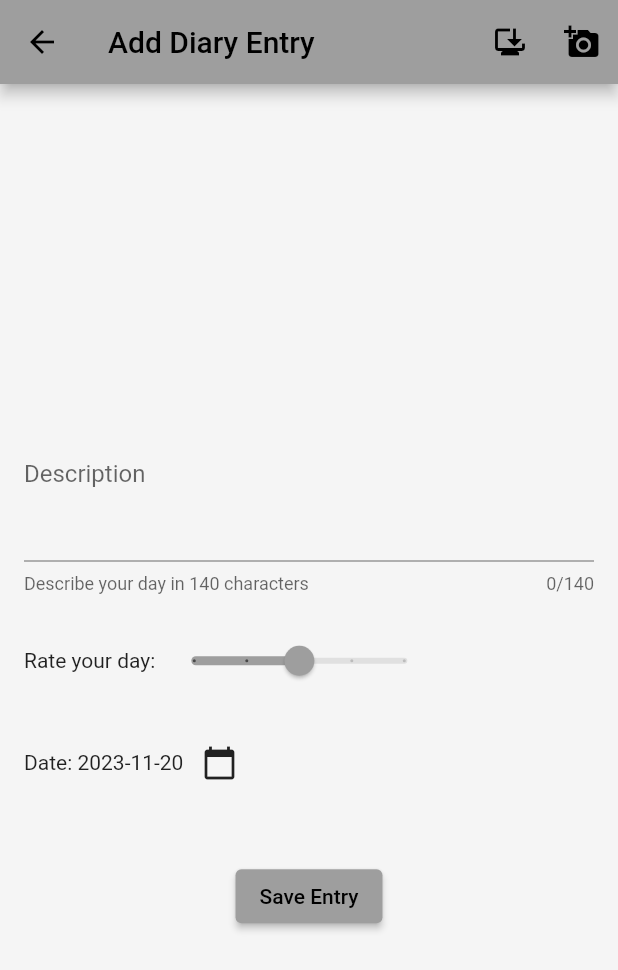
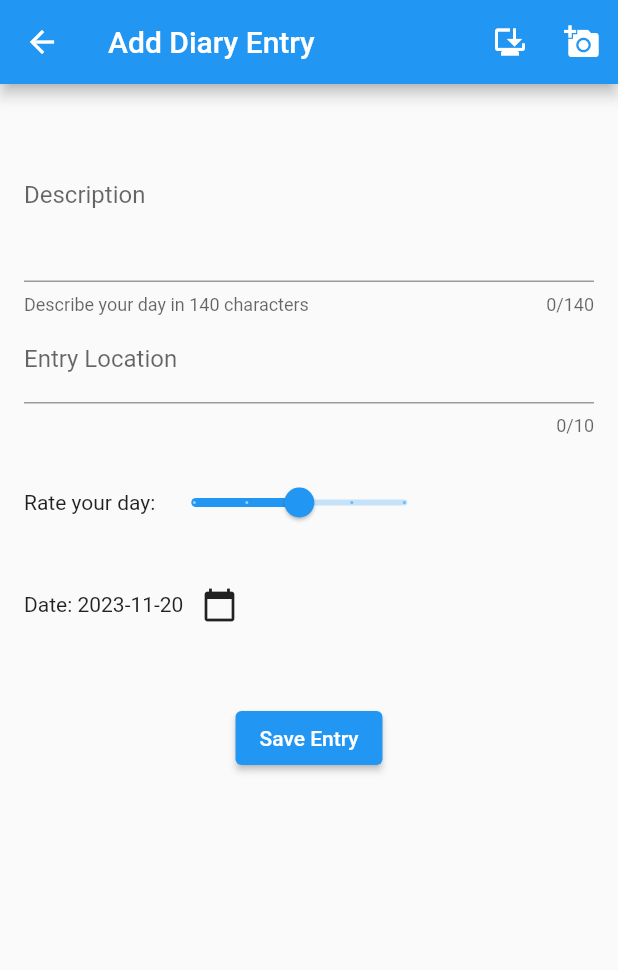
Before and after one commit to rwlush/diary-app-firebase, a Flutter app: the screen it shows once a user with an empty profile is signed in, after a tap on the "add" icon, on a phone screen of 412 x 824 dp. Shown: the top 970 px of the screen. Run offline on Flutter 3.47's test engine with Material 2 defaults, Android fonts, the phone set to English and light mode, and no system bars; our stand-ins replace cloud_firestore, firebase_auth, firebase_core, firebase_storage, image_picker; missing offline and left inert: firebase_ui_auth, firebase_ui_oauth_google; accounts and stored records are empty.

Commit message:
-Added google auth, doesn't work on android -Added light/dark mode toggle -Added location tag -Minor bug fixes

```diff
--- a/lib/auth_gate.dart
+++ b/lib/auth_gate.dart
@@ -1,5 +1,6 @@
 import 'package:firebase_auth/firebase_auth.dart' hide EmailAuthProvider;
 import 'package:firebase_ui_auth/firebase_ui_auth.dart';
+import 'package:firebase_ui_oauth_google/firebase_ui_oauth_google.dart';
 import 'package:flutter/material.dart';
 
 import 'views/diary_view.dart';
@@ -16,6 +17,9 @@ class AuthGate extends StatelessWidget {
           return SignInScreen(
             providers: [
               EmailAuthProvider(),
+              GoogleProvider(
+                  clientId:
+                      "964160602034-qc44alhod6lmp9m5afku6cssjnkib9fc.apps.googleusercontent.com")
             ],
           );
         }
--- a/lib/main.dart
+++ b/lib/main.dart
@@ -2,14 +2,38 @@ import 'package:dear_diary/auth_gate.dart';
 import 'package:dear_diary/firebase_options.dart';
 import 'package:flutter/material.dart';
 import 'package:firebase_core/firebase_core.dart';
+import 'package:provider/provider.dart';
 
 Future<void> main() async {
   WidgetsFlutterBinding.ensureInitialized();
   await Firebase.initializeApp(
     options: DefaultFirebaseOptions.currentPlatform,
   );
-  runApp(MainApp());
+  runApp(ChangeNotifierProvider(
+      create: (context) => ThemeProvider(), child: MainApp()));
 }
+
+class ThemeProvider extends ChangeNotifier {
+
+  //Switching between default light and dark themes
+  ThemeData _currentTheme = ThemeData.light();
+
+  ThemeData get currentTheme => _currentTheme;
+
+  void toggleTheme() {
+    _currentTheme = _currentTheme == ThemeData.light()
+        ? ThemeData.dark()
+        : ThemeData.light();
+    notifyListeners();
+  }
+}
+
+/*ThemeData(
+        scaffoldBackgroundColor: Colors.grey.shade100,
+        primarySwatch: Colors.grey,
+        // scaffoldBackgroundColor: Colors.deepOrange.shade100,
+        // primarySwatch: Colors.deepOrange,
+      ),*/
 
 class MainApp extends StatelessWidget {
   const MainApp({super.key});
@@ -17,12 +41,7 @@ class MainApp extends StatelessWidget {
   Widget build(BuildContext context) {
     return MaterialApp(
       debugShowCheckedModeBanner: false,
-      theme: ThemeData(
-        scaffoldBackgroundColor: Colors.grey.shade100,
-        primarySwatch: Colors.grey,
-        // scaffoldBackgroundColor: Colors.deepOrange.shade100,
-        // primarySwatch: Colors.deepOrange,
-      ),
+      theme: Provider.of<ThemeProvider>(context).currentTheme,
       home: AuthGate(),
     );
   }
--- a/lib/model/diary_entry.dart
+++ b/lib/model/diary_entry.dart
@@ -5,11 +5,13 @@ class DiaryEntry {
   final DateTime date;
   final String description;
   final int rating;
+  final String? location;
   final String? imagePath;
 
   DiaryEntry(
       {this.id,
       this.imagePath,
+      this.location,
       required this.date,
       required this.description,
       required this.rating});
@@ -19,6 +21,7 @@ class DiaryEntry {
       'date': Timestamp.fromDate(date),
       'description': description,
       'rating': rating,
+      'location': location,
       'imagePath': imagePath
     };
   }
@@ -30,6 +33,7 @@ class DiaryEntry {
         date: DateTime.parse(map['date'].toDate().toString()),
         description: map['description'],
         rating: map['rating'],
+        location: map['location'],
         imagePath: map['imagePath']);
   }
 }
--- a/lib/views/add_entry_view.dart
+++ b/lib/views/add_entry_view.dart
@@ -19,6 +19,7 @@ class _AddEntryViewState extends State<AddEntryView> {
   final ImagePicker _picker = ImagePicker();
   XFile? _image;
   late TextEditingController _descriptionController;
+  late TextEditingController _locationController;
   late int _rating;
   late DateTime _selectedDate;
   late String? existingImagePath;
@@ -32,6 +33,7 @@ class _AddEntryViewState extends State<AddEntryView> {
         DateTime(DateTime.now().year, DateTime.now().month, DateTime.now().day);
     _descriptionController =
         TextEditingController(text: widget.entry?.description);
+    _locationController = TextEditingController(text: widget.entry?.location);
   }
 
   Future<void> _pickImageFromGallery() async {
@@ -64,6 +66,7 @@ class _AddEntryViewState extends State<AddEntryView> {
 
   void _saveEntry() async {
     final String description = _descriptionController.text;
+    String? location = _locationController.text;
     String? imagePath;
     if (description.isEmpty) {
       ScaffoldMessenger.of(context).showSnackBar(
@@ -84,6 +87,7 @@ class _AddEntryViewState extends State<AddEntryView> {
       date: _selectedDate,
       description: description,
       rating: _rating,
+      location: location,
       imagePath: imagePath,
     );
 
@@ -98,7 +102,8 @@ class _AddEntryViewState extends State<AddEntryView> {
 
   void _updateEntry() async {
     final String description = _descriptionController.text;
-    String? updatedImagePath;
+    String? location = _locationController.text;
+    String? updatedImagePath = widget.entry?.imagePath;
     if (description.isEmpty) {
       ScaffoldMessenger.of(context).showSnackBar(
         const SnackBar(content: Text('Description cannot be empty')),
@@ -124,6 +129,7 @@ class _AddEntryViewState extends State<AddEntryView> {
       date: _selectedDate,
       description: description,
       rating: _rating,
+      location: location,
       imagePath: updatedImagePath,
     );
 
@@ -158,7 +164,8 @@ class _AddEntryViewState extends State<AddEntryView> {
             ? Text('Add Diary Entry')
             : Text('Edit Diary Entry'),
       ),
-      body: Padding(
+      body: SingleChildScrollView(
+        child: Padding(
           padding: const EdgeInsets.all(16.0),
           child: Column(
             mainAxisAlignment: MainAxisAlignment.center,
@@ -166,12 +173,20 @@ class _AddEntryViewState extends State<AddEntryView> {
               TextField(
                 controller: _descriptionController,
                 maxLength: 140,
-              maxLines: 4, // This allows for multiple lines
-              keyboardType: TextInputType
-                  .multiline, // This sets up the keyboard for multiline input
+                maxLines: 4,
+                keyboardType: TextInputType.multiline,
                 decoration: const InputDecoration(
                   labelText: 'Description',
                   helperText: 'Describe your day in 140 characters',
+                ),
+              ),
+              TextField(
+                controller: _locationController,
+                maxLength: 10,
+                maxLines: 1,
+                keyboardType: TextInputType.text,
+                decoration: const InputDecoration(
+                  labelText: 'Entry Location',
                 ),
               ),
               const SizedBox(height: 20),
@@ -218,7 +233,8 @@ class _AddEntryViewState extends State<AddEntryView> {
                               ? Text(
                                   "Stored Image",
                                   style: TextStyle(
-                                    fontSize: 12, fontWeight: FontWeight.bold),
+                                      fontSize: 12,
+                                      fontWeight: FontWeight.bold),
                                 )
                               : Container(),
                           SizedBox(
@@ -240,7 +256,8 @@ class _AddEntryViewState extends State<AddEntryView> {
                               ? Text(
                                   "Selected Image",
                                   style: TextStyle(
-                                    fontSize: 12, fontWeight: FontWeight.bold),
+                                      fontSize: 12,
+                                      fontWeight: FontWeight.bold),
                                 )
                               : Container(),
                           SizedBox(
@@ -268,6 +285,9 @@ class _AddEntryViewState extends State<AddEntryView> {
               const SizedBox(height: 20),
               existingImagePath != null
                   ? ElevatedButton(
+                      style: ButtonStyle(
+                          backgroundColor:
+                              MaterialStateProperty.all(Colors.red)),
                       onPressed: () {
                         setState(() {
                           widget.diaryController.removeImageFromFirebase(
@@ -279,6 +299,9 @@ class _AddEntryViewState extends State<AddEntryView> {
                   : Container(),
               _image != null
                   ? ElevatedButton(
+                      style: ButtonStyle(
+                          backgroundColor:
+                              MaterialStateProperty.all(Colors.red)),
                       onPressed: () {
                         setState(() {
                           _image = null;
@@ -295,6 +318,7 @@ class _AddEntryViewState extends State<AddEntryView> {
             ],
           ),
         ),
+      ),
     );
   }
 }
--- a/lib/views/diary_view.dart
+++ b/lib/views/diary_view.dart
@@ -1,11 +1,13 @@
 import 'dart:async';
 
 import 'package:cloud_firestore/cloud_firestore.dart';
+import 'package:dear_diary/main.dart';
 import 'package:dear_diary/views/add_entry_view.dart';
 import 'package:dear_diary/views/statistics_view.dart';
 import 'package:firebase_auth/firebase_auth.dart';
 import 'package:flutter/material.dart';
 import 'package:intl/intl.dart';
+import 'package:provider/provider.dart';
 import '../controller/diary_controller.dart';
 import '../model/diary_entry.dart';
 import 'components/diary_entry_widget.dart';
@@ -57,6 +59,13 @@ class _DiaryViewState extends State<DiaryView> {
               },
             ),
             IconButton(
+              icon: Icon(Icons.nightlight),
+              onPressed: () {
+                Provider.of<ThemeProvider>(context, listen: false)
+                    .toggleTheme();
+              },
+            ),
+            IconButton(
                 icon: const Icon(Icons.tag),
                 onPressed: () async {
                   var entriesList = await diaryController.listEntries();
@@ -64,7 +73,9 @@ class _DiaryViewState extends State<DiaryView> {
                   Navigator.push(
                     context,
                     MaterialPageRoute(
-                        builder: (BuildContext context) => StatisticsView(entriesList: entriesList,)),
+                        builder: (BuildContext context) => StatisticsView(
+                              entriesList: entriesList,
+                            )),
                   );
                 }),
             IconButton(
--- a/lib/views/statistics_view.dart
+++ b/lib/views/statistics_view.dart
@@ -30,7 +30,7 @@ class _StatisticsViewState extends State<StatisticsView> {
         diaryController.countTotalEntries(widget.entriesList);
     return Scaffold(
       appBar: AppBar(
-        title: const Text('Average Ratings for Each Month'),
+        title: const Text('Statistics for Each Month'),
       ),
       body: widget.entriesList.isEmpty
           ? const Center(
--- a/pubspec.yaml
+++ b/pubspec.yaml
@@ -20,6 +20,8 @@ dependencies:
   firebase_storage: ^11.2.8
   cloud_firestore: ^4.13.1
   image_picker: ^1.0.4
+  firebase_ui_oauth_google: ^1.2.14
+  provider: ^6.1.1
 
 dev_dependencies:
   flutter_test:
```
Also changed, not shown: lib/views/components/diary_entry_widget.dart (+23 -4 lines), pubspec.lock. Lines whose indentation alone changed are shown as unchanged.
